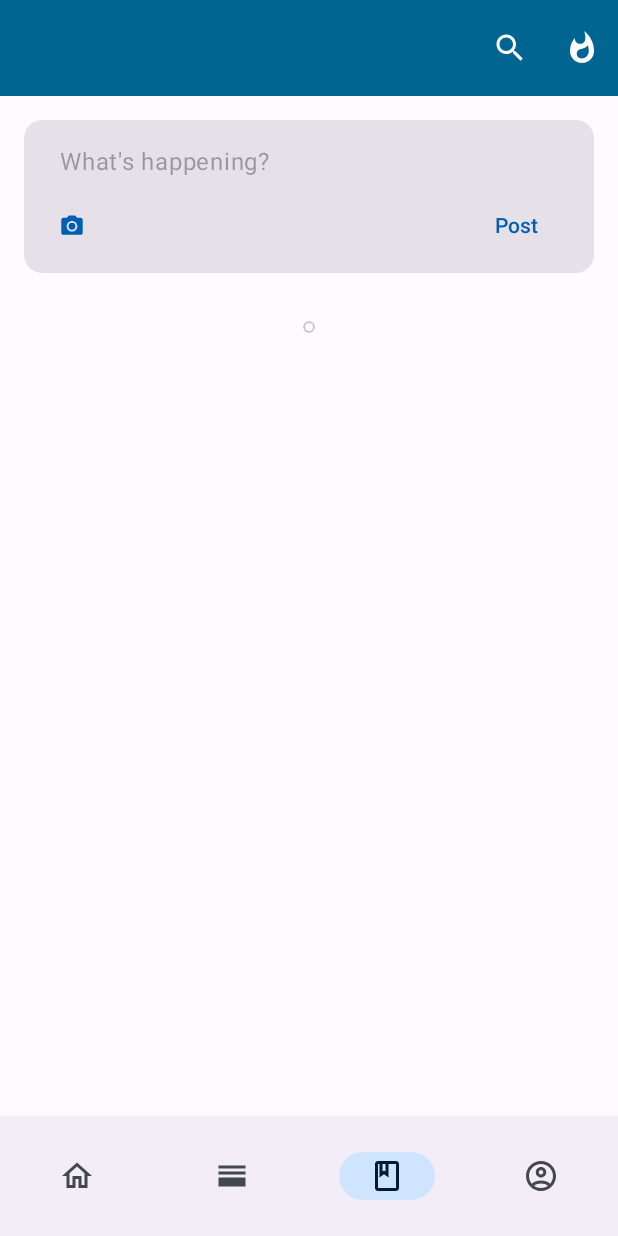
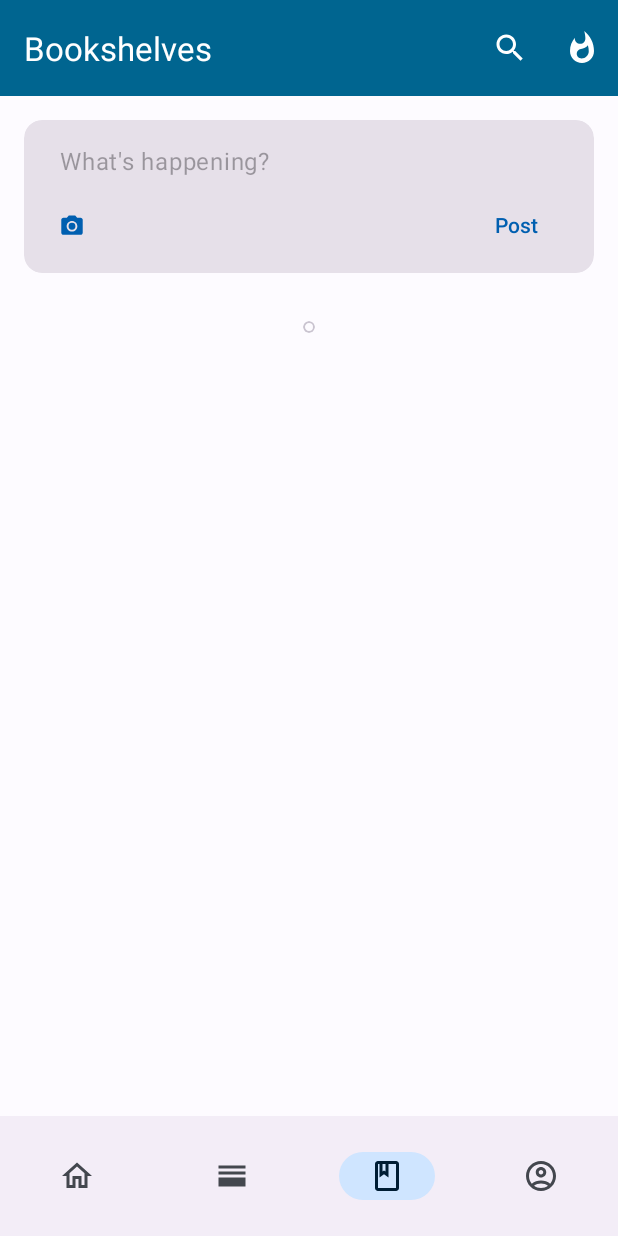
Before and after one commit to saifkhichi96/vread-android, an Android app: the HomeActivity screen opened directly, with no data from a screen before it, item 3 of the bottom bar chosen, on a phone screen of 412 x 824 dp. Run offline under Robolectric (Android 15) with nearby library versions, the phone set to English and light mode, and no system bars; our stand-ins replace Dagger/Hilt's generated code, Firebase (no records; nobody signed in at launch, a user with empty details on screens opened directly); libraries missing offline, so code that uses them is left out: com.orhanobut.hawk; pictures from the network do not load; 10 statements that could not run were skipped.

Commit message:
Show fragment titles in the homepage appbar.

```diff
--- a/app/src/main/java/dev/aspirasoft/vread/core/ui/activity/HomeActivity.kt
+++ b/app/src/main/java/dev/aspirasoft/vread/core/ui/activity/HomeActivity.kt
@@ -32,7 +32,6 @@ class HomeActivity : SecureActivity() {
 
         // Set up action bar
         setSupportActionBar(binding.toolbar)
-        supportActionBar?.title = ""
     }
 
     private fun onSearchRequested(query: String): Boolean {
@@ -121,22 +120,27 @@ class HomeActivity : SecureActivity() {
     private fun createContent(uid: String) {
         contentAdapter = ContentAdapter(supportFragmentManager, uid)
         binding.profileContent.adapter = contentAdapter
-        binding.bottomNavigation.setOnNavigationItemSelectedListener { item ->
+        supportActionBar?.title = getString(R.string.title_fragment_home)
+        binding.bottomNavigation.setOnItemSelectedListener { item ->
             when (item.itemId) {
-                R.id.menu_home -> {
+                R.id.nav_home -> {
                     binding.profileContent.currentItem = 0
+                    supportActionBar?.title = getString(R.string.title_fragment_home)
                     true
                 }
-                R.id.menu_reading -> {
+                R.id.nav_library -> {
                     binding.profileContent.currentItem = 1
+                    supportActionBar?.title = getString(R.string.title_fragment_library)
                     true
                 }
-                R.id.menu_favorites -> {
+                R.id.nav_shelves -> {
                     binding.profileContent.currentItem = 2
+                    supportActionBar?.title = getString(R.string.title_fragment_shelves)
                     true
                 }
-                R.id.menu_profile -> {
+                R.id.nav_settings -> {
                     binding.profileContent.currentItem = 3
+                    supportActionBar?.title = getString(R.string.title_fragment_settings)
                     true
                 }
                 else -> false
--- a/app/src/main/res/layout/activity_home.xml
+++ b/app/src/main/res/layout/activity_home.xml
@@ -32,6 +32,6 @@
       android:layout_gravity="bottom"
       app:elevation="8dp"
       app:labelVisibilityMode="unlabeled"
-      app:menu="@menu/menu_bottom_navigation" />
+      app:menu="@menu/nav_bottom" />
 
 </androidx.coordinatorlayout.widget.CoordinatorLayout>
--- a/app/src/main/res/menu/menu_bottom_navigation.xml
+++ b/app/src/main/res/menu/nav_bottom.xml
@@ -3,27 +3,27 @@
     xmlns:app="http://schemas.android.com/apk/res-auto">
 
     <item
-        android:id="@+id/menu_home"
+        android:id="@+id/nav_home"
         android:icon="@drawable/ic_home"
-        android:title="Home"
+        android:title="@string/title_fragment_home"
         app:showAsAction="ifRoom" />
 
     <item
-        android:id="@+id/menu_reading"
+        android:id="@+id/nav_library"
         android:icon="@drawable/ic_shelves"
-        android:title="Reading"
+        android:title="@string/title_fragment_library"
         app:showAsAction="ifRoom" />
 
     <item
-        android:id="@+id/menu_favorites"
+        android:id="@+id/nav_shelves"
         android:icon="@drawable/ic_favorites"
-        android:title="Favorites"
+        android:title="@string/title_fragment_shelves"
         app:showAsAction="ifRoom" />
 
     <item
-        android:id="@+id/menu_profile"
+        android:id="@+id/nav_settings"
         android:icon="@drawable/ic_profile"
-        android:title="Profile"
+        android:title="@string/title_fragment_settings"
         app:showAsAction="ifRoom" />
 
 </menu>
--- a/app/src/main/res/values/strings.xml
+++ b/app/src/main/res/values/strings.xml
@@ -128,6 +128,12 @@
     <string name="title_activity_edit_book">Edit Book</string>
     <string name="title_activity_add_book">Add Book</string>
 
+    <!-- Fragment titles -->
+    <string name="title_fragment_home">Home</string>
+    <string name="title_fragment_library">My Library</string>
+    <string name="title_fragment_shelves">Bookshelves</string>
+    <string name="title_fragment_settings">Settings</string>
+
     <!-- Formatting strings -->
     <string name="book_isbn">ISBN: %s</string>
     <string name="book_category"><![CDATA[%s > %s]]></string>
```
Also changed, not shown: app/src/main/java/dev/aspirasoft/vread/core/ui/adapter/ContentAdapter.kt (+0 -14 lines).
